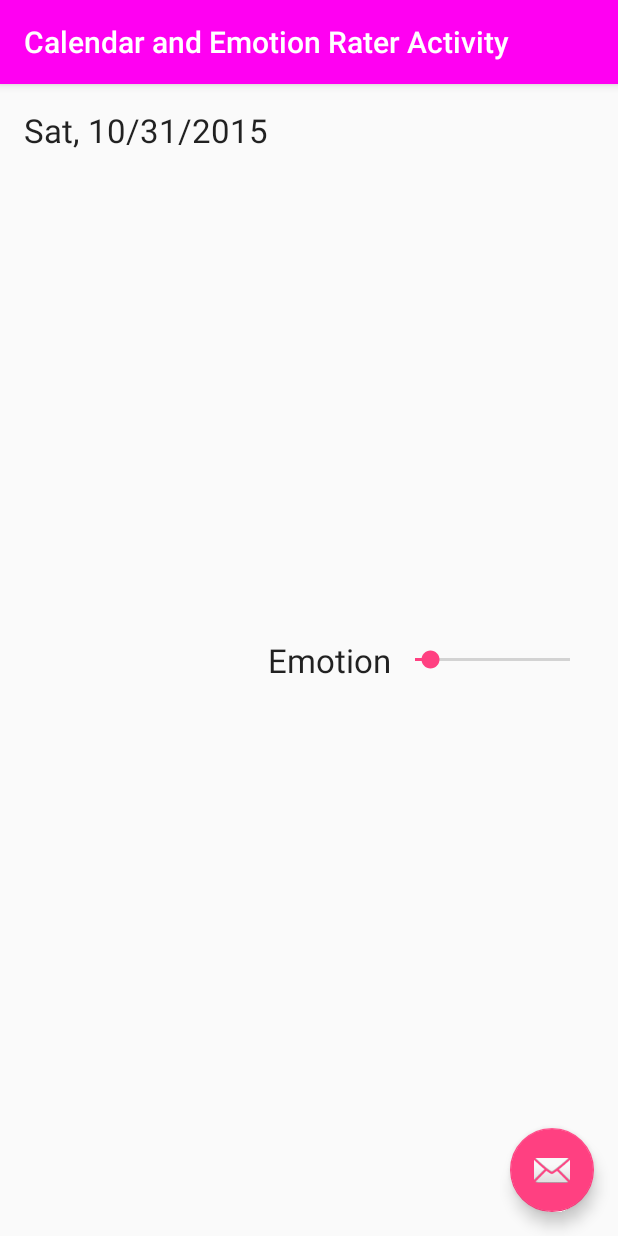
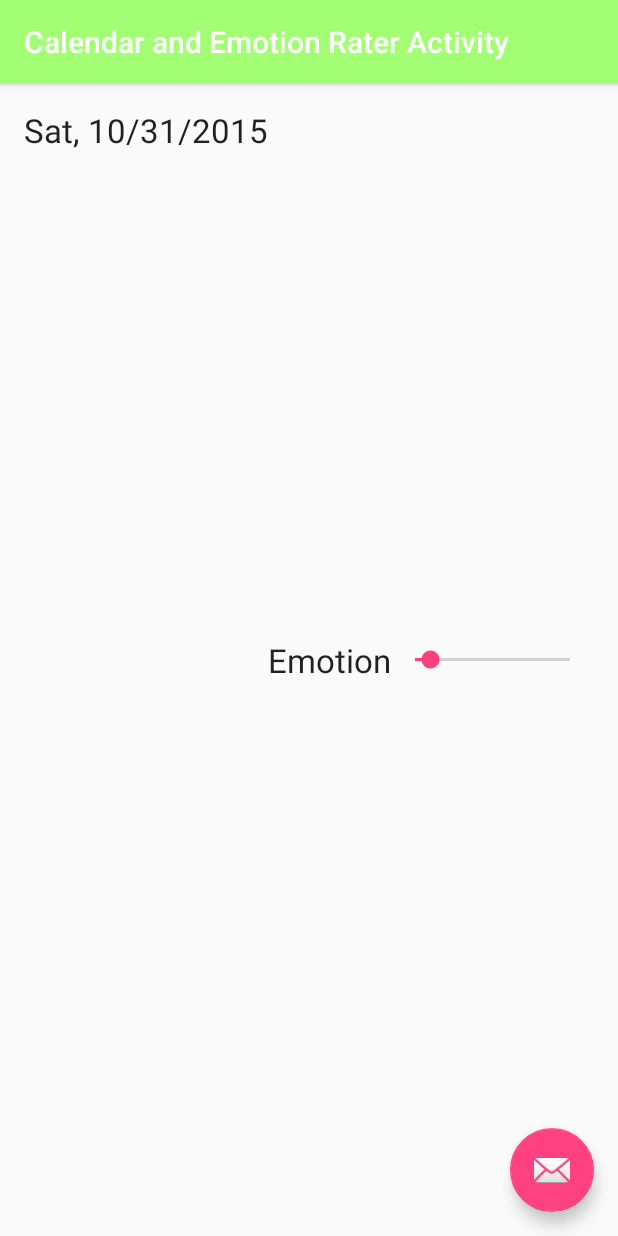
Before and after one commit to Biometrix-Health-Self-Improvement/Biometrix-Old, an Android app: the SelectDate_EmotionRater screen opened directly, with no data from a screen before it, on a phone screen of 412 x 824 dp. Run offline under Robolectric (Android 15) with nearby library versions, the phone set to English and light mode, and no system bars.

Commit message:
Primary Color Change Test

```diff
--- a/AndroidProject/Biometrix/biometrixApp/src/main/res/values/colors.xml
+++ b/AndroidProject/Biometrix/biometrixApp/src/main/res/values/colors.xml
@@ -1,6 +1,6 @@
 <?xml version="1.0" encoding="utf-8"?>
 <resources>
-    <color name="colorPrimary">#ff00f2</color> <!--just got pinked, son-->
+    <color name="colorPrimary">#A2FF74</color> <!--Branden Was Here!-->
     <color name="colorPrimaryDark">#303F9F</color>
     <color name="colorAccent">#FF4081</color>
     <color name="enabled_color">#DD2eB1</color>
```
